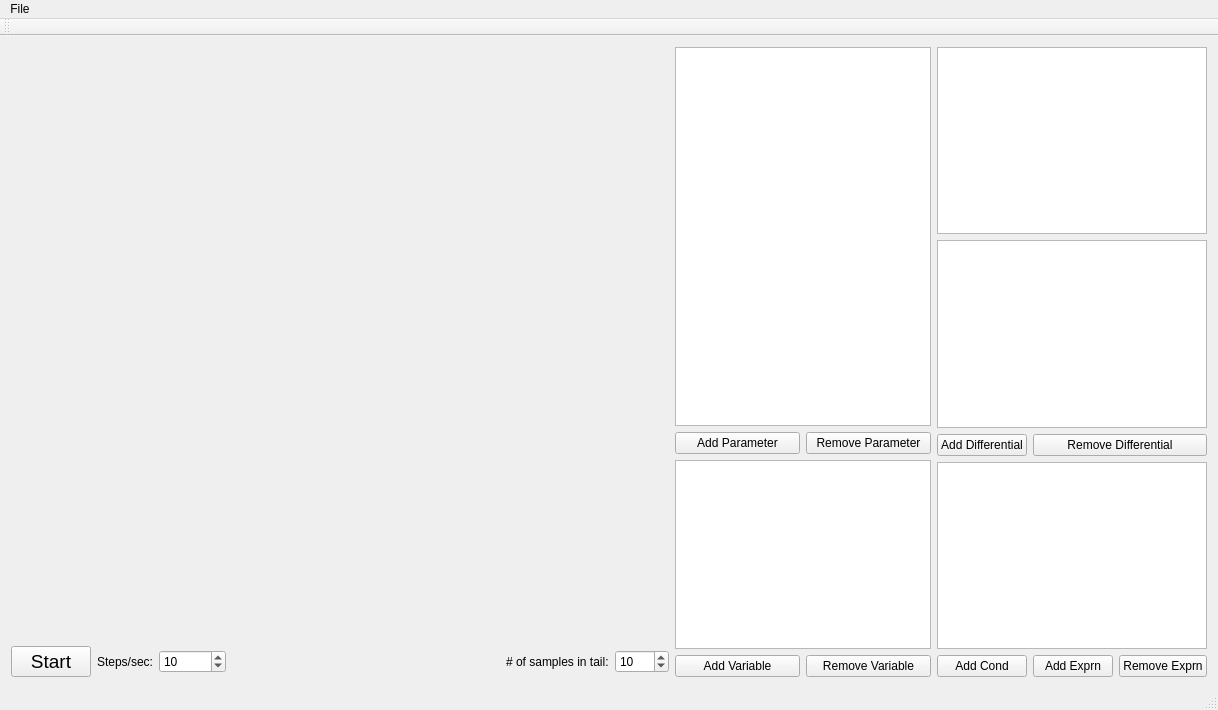
mattphillipsphd/DynaSys, file mainwindow.ui: the form before one commit.
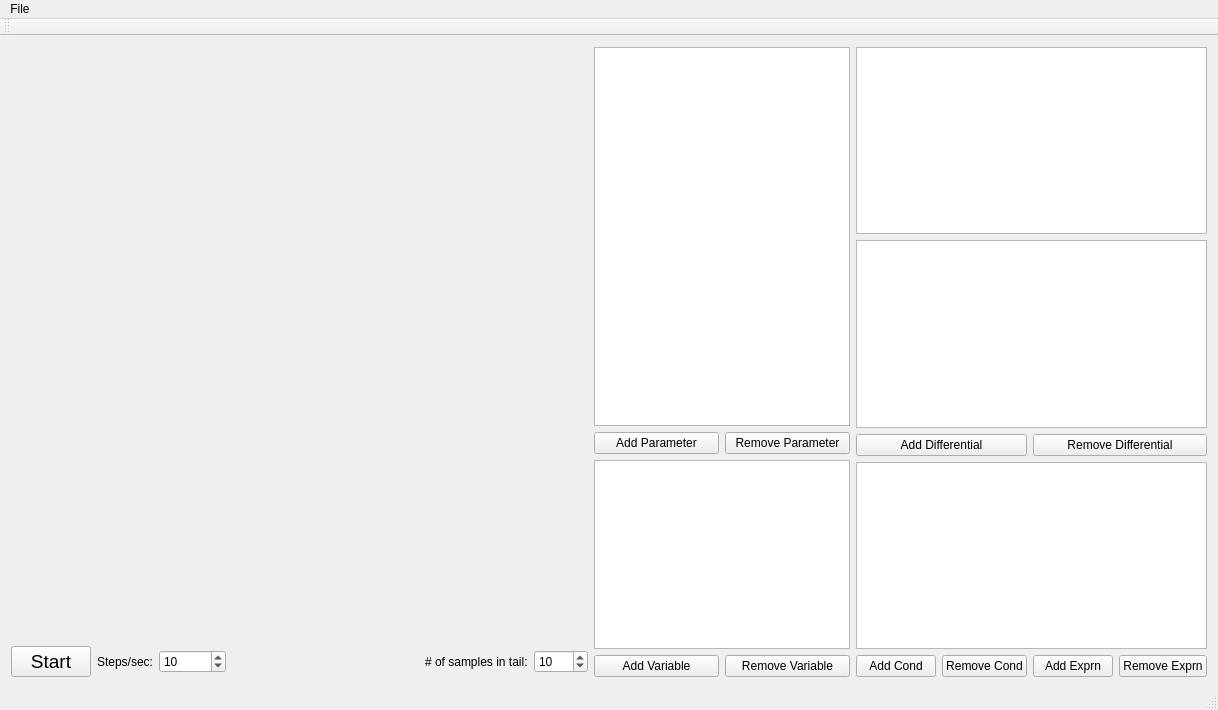
The form after the commit. Custom widgets are drawn as their Qt base class.

Diff of the .ui file:
```diff
--- a/mainwindow.ui
+++ b/mainwindow.ui
@@ -18,9 +18,7 @@
     <item>
      <layout class="QVBoxLayout" name="verticalLayout" stretch="1,0">
       <item>
-       <widget class="QwtPlot" name="qwtPlot" native="true">
-        <zorder>horizontalLayoutWidget</zorder>
-       </widget>
+       <widget class="QwtPlot" name="qwtPlot" native="true"/>
       </item>
       <item>
        <layout class="QHBoxLayout" name="horizontalLayout">
@@ -94,7 +92,7 @@
      </layout>
     </item>
     <item>
-     <layout class="QGridLayout" name="gridLayout" rowstretch="2,0,1,0,0,0,0">
+     <layout class="QGridLayout" name="gridLayout" rowstretch="2,0,1,0">
       <item row="1" column="1">
        <widget class="QPushButton" name="btnRemoveParameter">
         <property name="text">
@@ -133,17 +131,24 @@
     </item>
     <item>
      <layout class="QGridLayout" name="gridLayout_2">
-      <item row="4" column="2">
+      <item row="4" column="3">
        <widget class="QPushButton" name="btnRemoveExpression">
         <property name="text">
          <string>Remove Exprn</string>
         </property>
        </widget>
       </item>
-      <item row="3" column="0" colspan="3">
-       <widget class="QColumnView" name="clmConditions"/>
+      <item row="3" column="0" colspan="4">
+       <widget class="QColumnView" name="clmConditions">
+        <property name="defaultDropAction">
+         <enum>Qt::IgnoreAction</enum>
+        </property>
+        <property name="alternatingRowColors">
+         <bool>false</bool>
+        </property>
+       </widget>
       </item>
-      <item row="4" column="1">
+      <item row="4" column="2">
        <widget class="QPushButton" name="btnAddExpression">
         <property name="text">
          <string>Add Exprn</string>
@@ -157,26 +162,33 @@
         </property>
        </widget>
       </item>
-      <item row="0" column="0" colspan="3">
+      <item row="0" column="0" colspan="4">
        <widget class="QTableView" name="tblDifferentials"/>
       </item>
-      <item row="1" column="0" colspan="3">
+      <item row="1" column="0" colspan="4">
        <widget class="QTableView" name="tblInitConds"/>
       </item>
-      <item row="2" column="0">
-       <widget class="QPushButton" name="btnAddDiff">
-        <property name="text">
-         <string>Add Differential</string>
-        </property>
-       </widget>
-      </item>
-      <item row="2" column="1" colspan="2">
+      <item row="2" column="2" colspan="2">
        <widget class="QPushButton" name="btnRemoveDiff">
         <property name="text">
          <string>Remove Differential</string>
         </property>
        </widget>
       </item>
+      <item row="4" column="1">
+       <widget class="QPushButton" name="btnRemoveCondition">
+        <property name="text">
+         <string>Remove Cond</string>
+        </property>
+       </widget>
+      </item>
+      <item row="2" column="0" colspan="2">
+       <widget class="QPushButton" name="btnAddDiff">
+        <property name="text">
+         <string>Add Differential</string>
+        </property>
+       </widget>
+      </item>
      </layout>
     </item>
    </layout>
```
